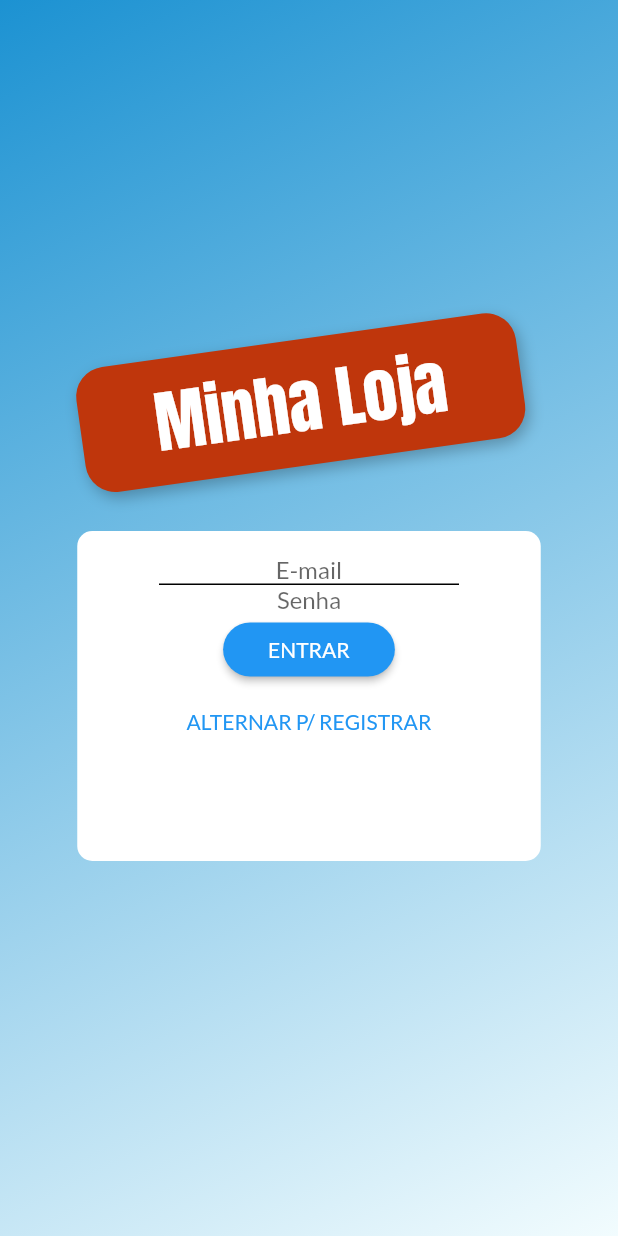
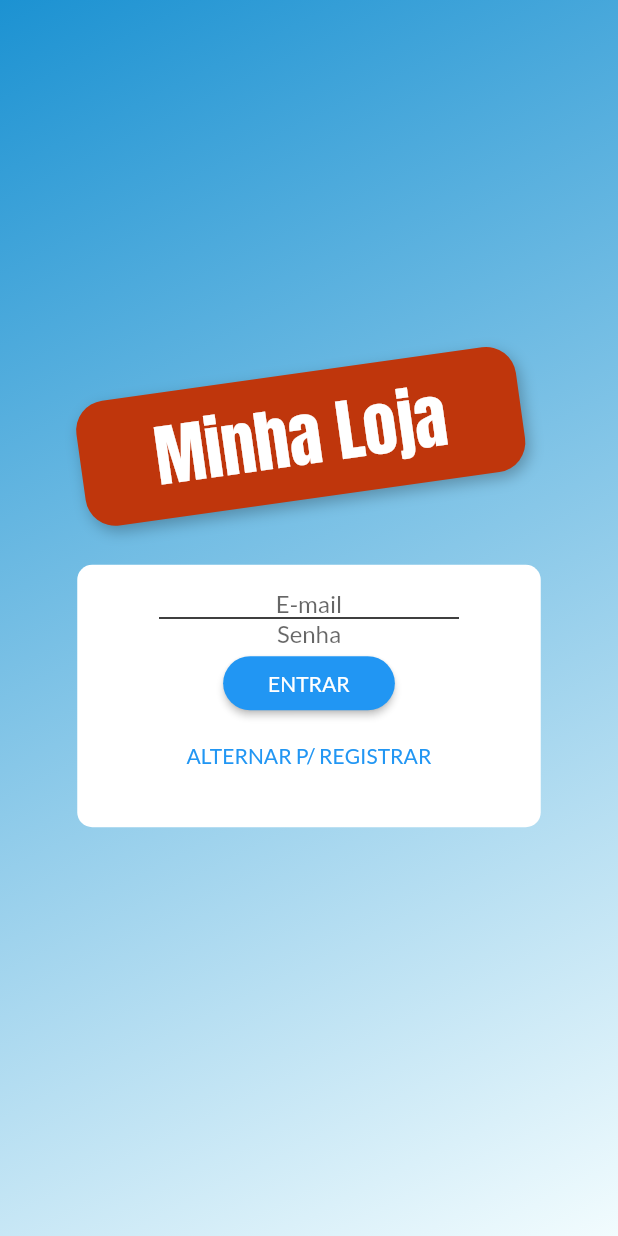
Before and after one commit to maurojohann/Shop_Flutter, a Flutter app: the screen it shows after launch, on a phone screen of 412 x 824 dp. Run offline on Flutter 3.47's test engine with Material 2 defaults, Android fonts, the phone set to English and light mode, and no system bars; our stand-ins replace shared_preferences.

Commit message:
AnimatedBuilder

```diff
--- a/lib/widgets/auth_card.dart
+++ b/lib/widgets/auth_card.dart
@@ -10,12 +10,42 @@ class AuthCard extends StatefulWidget {
   _AuthCardState createState() => _AuthCardState();
 }
 
-class _AuthCardState extends State<AuthCard> {
+class _AuthCardState extends State<AuthCard>
+    with SingleTickerProviderStateMixin {
   GlobalKey<FormState> _form = GlobalKey();
   bool _isLoading = false;
   AuthMode _authMode = AuthMode.Login;
 
   final _passwordController = TextEditingController();
+
+  AnimationController _controller;
+  Animation<Size> _heigthAnimation;
+
+  @override
+  void initState() {
+    // TODO: implement initState
+    super.initState();
+    _controller = AnimationController(
+      vsync: this,
+      duration: Duration(milliseconds: 400),
+    );
+    _heigthAnimation = Tween(
+      begin: Size(double.infinity, 175),
+      end: Size(double.infinity, 240),
+    ).animate(
+      CurvedAnimation(
+        parent: _controller,
+        curve: Curves.linear,
+      ),
+    );
+  }
+
+  @override
+  void dispose() {
+    // TODO: implement dispose
+    super.dispose();
+    _controller.dispose();
+  }
 
   final Map<String, String> _authData = {
     'email': '',
@@ -73,10 +103,12 @@ class _AuthCardState extends State<AuthCard> {
       setState(() {
         _authMode = AuthMode.Signup;
       });
+      _controller.forward();
     } else {
       setState(() {
         _authMode = AuthMode.Login;
       });
+      _controller.reverse();
     }
   }
 
@@ -88,10 +120,14 @@ class _AuthCardState extends State<AuthCard> {
       shape: RoundedRectangleBorder(
         borderRadius: BorderRadius.circular(10.0),
       ),
-      child: Container(
-        padding: EdgeInsets.all(16.0),
-        height: _authMode == AuthMode.Login ? 220 : 305,
-        width: deviceSize.width * 0.75,
+      child: AnimatedBuilder(
+        animation: _heigthAnimation,
+        builder: (context, ch) => Container(
+            padding: EdgeInsets.all(16.0),
+            height: _heigthAnimation.value.height,
+            //height: _authMode == AuthMode.Login ? 220 : 305,
+            width: deviceSize.width * 0.75,
+            child: ch),
         child: Form(
           key: _form,
           child: Column(
```
